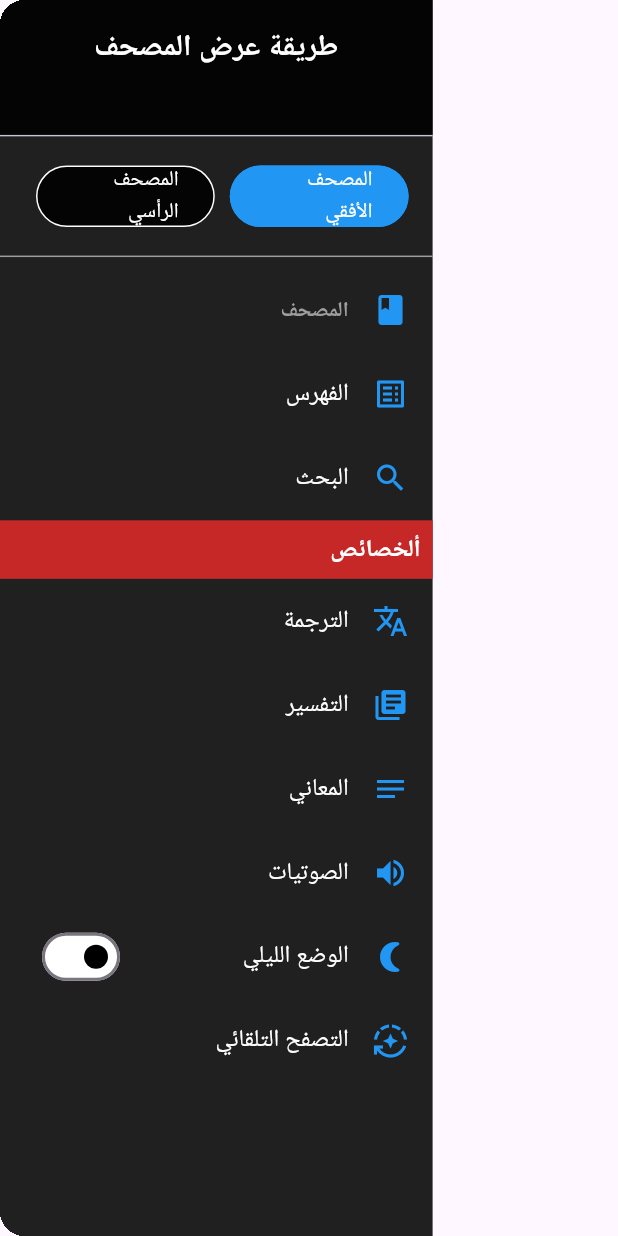
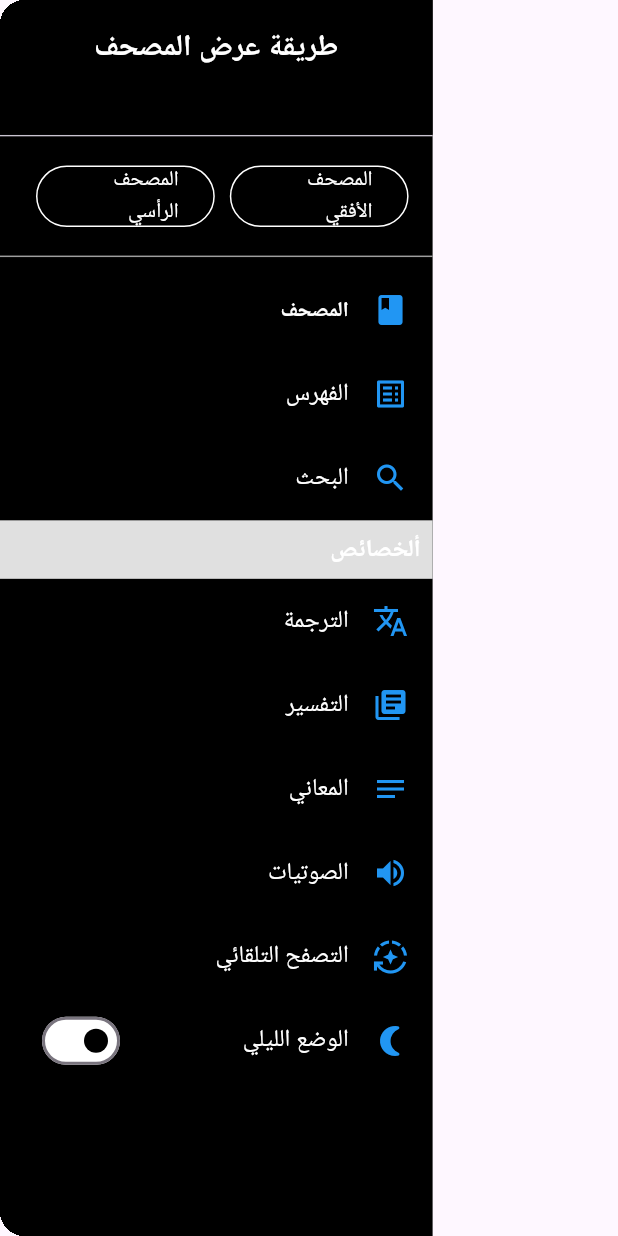
Before and after one commit to HazemHamdy7/flutter_app, a Flutter app: the CustomDrawer widget shown alone on an empty page, opened directly, on a phone screen of 412 x 824 dp. Run offline on Flutter 3.47's test engine with Material 3 defaults, Android fonts, the phone set to English and light mode, and no system bars; our stand-ins replace dio, equatable, flutter_bloc, flutter_svg, scrollable_positioned_list, share_plus; network calls fail.

Commit message:
Add color parameter to CustomListTile and update CustomDrawer and ListTileViewSurah
Added a `color` parameter to the `CustomListTile` constructor to allow dynamic text color customization. Updated `CustomDrawer` to use `AppColors` for consistent theming and fixed the `DrawerHeader` implementation. Enhanced `ListTileViewSurah` to display ayah numbers using SVG icons for better visual representation.

```diff
--- a/lib/features/Quran/list_quran/componant/custom_list_tile.dart
+++ b/lib/features/Quran/list_quran/componant/custom_list_tile.dart
@@ -5,13 +5,15 @@ class CustomListTile extends StatelessWidget {
   final IconData? icon;
   final Widget? trailing;
   final bool isHeader;
+  Color? color;
   final void Function()? onTap;
 
-  const CustomListTile({
+  CustomListTile({
     super.key,
     required this.title,
     this.icon,
     this.trailing,
+    this.color,
     this.onTap,
     this.isHeader = false, // Default value for isHeader
   });
@@ -26,7 +28,7 @@ class CustomListTile extends StatelessWidget {
         title: Text(
           title,
           style: TextStyle(
-            color: isHeader ? Colors.grey : Colors.white,
+            color: color,
             fontSize: isHeader ? 14 : 16,
             fontWeight: isHeader ? FontWeight.bold : FontWeight.normal,
           ),
--- a/lib/features/Quran/view_quran/componant/custom_drawer.dart
+++ b/lib/features/Quran/view_quran/componant/custom_drawer.dart
@@ -1,6 +1,6 @@
 import 'package:flutter/material.dart';
+import 'package:flutter_app/constants/app_colors.dart';
 import 'package:flutter_app/features/Quran/list_quran/componant/custom_list_tile.dart';
-import 'package:flutter_app/features/Quran/list_quran/view/surah_list_screen.dart';
 import 'package:flutter_app/features/choose_system/cubit/theme_cubit/theme_cubit.dart';
 import 'package:flutter_bloc/flutter_bloc.dart';
 
@@ -9,29 +9,25 @@ class CustomDrawer extends StatelessWidget {
 
   @override
   Widget build(BuildContext context) {
-    return BlocBuilder<ThemeCubit, ThemeState>(
-      builder: (context, state) {
-        final isDark = state.themeData == ThemeData.dark();
+    final isDark =
+        context.watch<ThemeCubit>().state.themeData == ThemeData.dark();
     return Drawer(
       width: MediaQuery.sizeOf(context).width * 0.7,
-          child: BlocBuilder<ThemeCubit, ThemeState>(
-            builder: (context, state) {
-              return Container(
-                color:
-                    isDark ? Colors.white : Colors.black87, // Background color
+      child: Container(
+        color: isDark ? AppColors.white : AppColors.black, // Background color
         child: ListView(
           padding: EdgeInsets.zero,
           children: [
             SizedBox(
               height: MediaQuery.sizeOf(context).height * 0.12,
-                      child: const DrawerHeader(
+              child: DrawerHeader(
                 decoration: BoxDecoration(
-                          color: Colors.black87,
+                  color: isDark ? Colors.white : Colors.black,
                 ),
                 child: Text(
                   'طريقة عرض المصحف',
                   style: TextStyle(
-                            color: Colors.white,
+                    color: isDark ? AppColors.black : AppColors.white,
                     fontSize: 20,
                     fontWeight: FontWeight.bold,
                   ),
@@ -39,6 +35,7 @@ class CustomDrawer extends StatelessWidget {
                 ),
               ),
             ),
+
             ListTile(
               title: Row(
                 mainAxisAlignment: MainAxisAlignment.spaceBetween,
@@ -47,12 +44,12 @@ class CustomDrawer extends StatelessWidget {
                     child: OutlinedButton(
                       onPressed: () {},
                       style: OutlinedButton.styleFrom(
-                                side: const BorderSide(color: Colors.blue),
-                                backgroundColor: Colors.blue,
+                        side:   BorderSide(color: AppColors.white),
+                        backgroundColor: Colors.black87,
                       ),
-                              child: const Text(
+                      child:   Text(
                         'المصحف الأفقي',
-                                style: TextStyle(color: Colors.white),
+                        style: TextStyle(color: AppColors.white),
                       ),
                     ),
                   ),
@@ -61,12 +58,12 @@ class CustomDrawer extends StatelessWidget {
                     child: OutlinedButton(
                       onPressed: () {},
                       style: OutlinedButton.styleFrom(
-                                side: const BorderSide(color: Colors.white),
+                        side:   BorderSide(color: AppColors.white),
                         backgroundColor: Colors.black87,
                       ),
-                              child: const Text(
+                      child:   Text(
                         'المصحف الرأسي',
-                                style: TextStyle(color: Colors.white),
+                        style: TextStyle(color: AppColors.white),
                       ),
                     ),
                   ),
@@ -74,66 +71,72 @@ class CustomDrawer extends StatelessWidget {
               ),
             ),
             const Divider(color: Colors.grey),
+
             // List items
-                    const CustomListTile(
-                        title: 'المصحف', icon: Icons.book, isHeader: true),
+            CustomListTile(
+                color: isDark ? AppColors.black : AppColors.white,
+                title: 'المصحف',
+                icon: Icons.book,
+                isHeader: true),
             CustomListTile(
                 title: 'الفهرس',
-                      icon: Icons.list_alt,
-                      onTap: () {
-                        Navigator.of(context)
-                            .push(MaterialPageRoute(builder: (context) {
-                          return const SurahListPage();
-                        }));
-                      },
-                    ),
-                    const CustomListTile(title: 'البحث', icon: Icons.search),
+                color: isDark ? AppColors.black : AppColors.white,
+                icon: Icons.list_alt),
+            CustomListTile(
+                title: 'البحث',
+                color: isDark ? AppColors.black : Colors.white,
+                icon: Icons.search),
             Container(
-                        color: Colors.red[800],
+                color: Colors.grey[300],
                 padding: const EdgeInsets.all(8.0),
-                        child: const Text('ألخصائص',
+                child: Text('ألخصائص',
                     style: TextStyle(
-                                color: Colors.white,
+                        color: isDark ? AppColors.black : AppColors.white,
                         fontSize: 16,
                         fontWeight: FontWeight.bold))),
-                    const CustomListTile(
-                        title: 'الترجمة', icon: Icons.translate),
-                    const CustomListTile(
-                        title: 'التفسير', icon: Icons.library_books),
-                    const CustomListTile(title: 'المعاني', icon: Icons.notes),
-                    const CustomListTile(
-                        title: 'الصوتيات', icon: Icons.volume_up),
+            CustomListTile(
+                title: 'الترجمة',
+                color: isDark ? AppColors.black : AppColors.white,
+                icon: Icons.translate),
+            CustomListTile(
+                title: 'التفسير',
+                color: isDark ? AppColors.black : AppColors.white,
+                icon: Icons.library_books),
+            CustomListTile(
+                title: 'المعاني',
+                color: isDark ? AppColors.black : AppColors.white,
+                icon: Icons.notes),
+            CustomListTile(
+                title: 'الصوتيات',
+                color: isDark ? AppColors.black : AppColors.white,
+                icon: Icons.volume_up),
+            CustomListTile(
+                title: 'التصفح التلقائي',
+                color: isDark ? AppColors.black : AppColors.white,
+                icon: Icons.auto_mode),
             BlocBuilder<ThemeCubit, ThemeState>(
               builder: (context, state) {
                 final isDark = state.themeData == ThemeData.dark();
 
                 return CustomListTile(
                     title: isDark ? 'الوضع النهاري' : 'الوضع الليلي',
+                    color: isDark ? AppColors.black : AppColors.white,
                     icon: Icons.nightlight_round,
                     trailing: Switch(
                       value: isDark,
                       onChanged: (value) {
-                                context
-                                    .read<ThemeCubit>()
-                                    .toggleTheme(value); //
+                        context.read<ThemeCubit>().toggleTheme(value); //
                       },
-                              activeColor: isDark ? Colors.black : Colors.black,
-                              inactiveThumbColor:
-                                  isDark ? Colors.white : Colors.black,
-                              inactiveTrackColor: Colors.white,
-                              activeTrackColor: Colors.white,
+                      activeColor: isDark ? AppColors.black : AppColors.black,
+                      inactiveThumbColor: isDark ? AppColors.white : AppColors.black,
+                      inactiveTrackColor: AppColors.white,
+                      activeTrackColor: AppColors.white,
                     ));
               },
             ),
-                    const CustomListTile(
-                        title: 'التصفح التلقائي', icon: Icons.auto_mode),
           ],
         ),
-              );
-            },
       ),
-        );
-      },
     );
   }
 }
--- a/lib/features/Quran/view_quran/componant/list_tile_view_surah.dart
+++ b/lib/features/Quran/view_quran/componant/list_tile_view_surah.dart
@@ -1,11 +1,13 @@
 // ignore_for_file: public_member_api_docs, sort_constructors_first
 import 'package:flutter/material.dart';
+import 'package:flutter_app/constants/assets.dart';
 import 'package:flutter_bloc/flutter_bloc.dart';
 
 import 'package:flutter_app/features/Quran/list_quran/model/surah_detail.dart';
 import 'package:flutter_app/features/Quran/view_quran/views/surah_detail_screen.dart';
 import 'package:flutter_app/features/choose_system/cubit/theme_cubit/theme_cubit.dart';
 import 'package:flutter_app/utils/helper/to_arabic.dart';
+import 'package:flutter_svg/svg.dart';
 
 class ListTileViewSurah extends StatefulWidget {
   final SurahDetail surahDetail;
@@ -47,17 +49,48 @@ class _ListTileViewSurahState extends State<ListTileViewSurah> {
               title: RichText(
                 text: TextSpan(
                   style: TextStyle(
-                      fontSize: fontSize,
-                      color: isDark ? Colors.white : Colors.black),
+                    fontSize: fontSize,
+                    color: isDark ? Colors.white : Colors.black,
+                  ),
                   children: [
-                    TextSpan(text: ayah.text.trim()),
                     TextSpan(
-                      text:
-                          "\uFD3F${ayah.numberInSurah.toString().toArabicNumbers}\uFD3E",
-                      style: const TextStyle(
-                          fontSize: 20,
-                          fontWeight: FontWeight.bold,
-                          fontFamily: 'me_quran'),
+                      text: ayah.text.trim(),
+                    ),
+                    WidgetSpan(
+                      alignment: PlaceholderAlignment.middle,
+                      child: Row(
+                        mainAxisSize: MainAxisSize.min,
+                        children: [
+                          Center(
+                            child: Stack(
+                              children: [
+                                SizedBox(
+                                  height: 30,
+                                  width: 30,
+                                  child: SvgPicture.asset(
+                                    color: Colors.indigo,
+                                    Assets.svgsNomorSurah,
+                                  ),
+                                ),
+                                SizedBox(
+                                    height: 30,
+                                    width: 30,
+                                    child: Center(
+                                      child: Expanded(
+                                        child: Text(
+                                          style: const TextStyle(
+                                            fontSize: 14,
+                                            fontWeight: FontWeight.bold,
+                                          ),
+                                          ayah.numberInSurah.toArabicNumbers,
+                                        ),
+                                      ),
+                                    )),
+                              ],
+                            ),
+                          ),
+                        ],
+                      ),
                     ),
                   ],
                 ),
```
Lines whose indentation alone changed are shown as unchanged.
